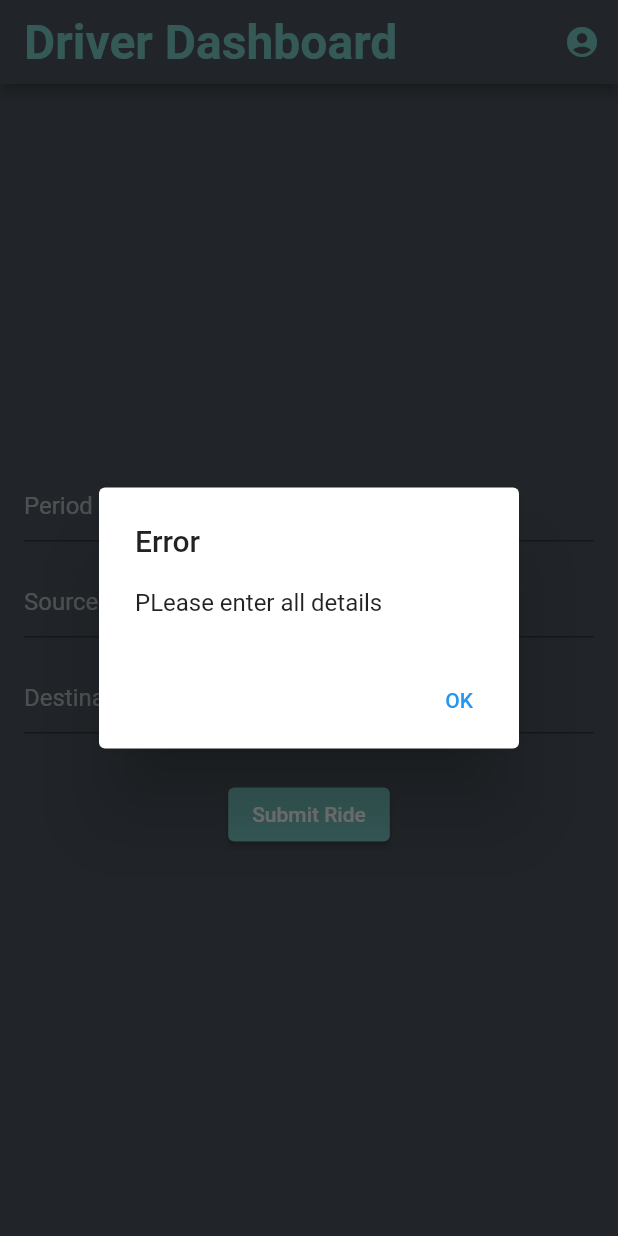
After one commit to aGayar30/Flutter_Carppool_project, a Flutter app: the DriverDashboard screen opened directly, after a tap on "Submit Ride", on a phone screen of 412 x 824 dp. The commit adds this screen. Run offline on Flutter 3.47's test engine with Material 2 defaults, Android fonts, the phone set to English and light mode, and no system bars; our stand-ins replace firebase_auth, firebase_core, firebase_database; accounts and stored records are empty.

Commit message:
writing in db

```diff
--- /dev/null
+++ b/lib/driverDashboard.dart
@@ -0,0 +1,133 @@
+import 'package:firebase_database/firebase_database.dart';
+import 'package:flutter/material.dart';
+import 'package:my_project/Profile.dart';
+
+class DriverDashboard extends StatefulWidget {
+  @override
+  _DriverDashboardState createState() => _DriverDashboardState();
+}
+
+class _DriverDashboardState extends State<DriverDashboard> {
+  final database = FirebaseDatabase.instance.reference();
+  final TextEditingController periodController = TextEditingController();
+  final TextEditingController sourceController = TextEditingController();
+  final TextEditingController destinationController = TextEditingController();
+
+  @override
+  Widget build(BuildContext context) {
+    return Scaffold(
+      backgroundColor: Color(0xFF495159),
+      appBar: AppBar(
+        title: Text(
+          'Driver Dashboard',
+          style: TextStyle(
+            fontSize: 32.0,
+            fontWeight: FontWeight.bold,
+            color: Color(0xFF73C2BE),
+          ),
+        ),
+        backgroundColor: Color(0xFF495159),
+        actions: [
+          IconButton(
+            icon: Icon(Icons.account_circle),
+            color: Color(0xFF73C2BE),
+            onPressed: () {
+              // Navigate to the user's profile page
+              Navigator.pushReplacement(
+                context,
+                MaterialPageRoute(builder: (context) => ProfilePage()),
+              );
+            },
+          ),
+        ],
+      ),
+      body: Padding(
+        padding: const EdgeInsets.all(16.0),
+        child: Column(
+          mainAxisAlignment: MainAxisAlignment.center,
+          crossAxisAlignment: CrossAxisAlignment.center,
+          children: [
+            TextField(
+              controller: periodController,
+              style: TextStyle(color: Colors.white),
+              decoration: InputDecoration(
+                hintText: 'Period of Day (e.g., Morning)',
+                hintStyle: TextStyle(color: Colors.white54),
+              ),
+            ),
+            SizedBox(height: 16.0),
+            TextField(
+              controller: sourceController,
+              style: TextStyle(color: Colors.white),
+              decoration: InputDecoration(
+                hintText: 'Source',
+                hintStyle: TextStyle(color: Colors.white54),
+              ),
+            ),
+            SizedBox(height: 16.0),
+            TextField(
+              controller: destinationController,
+              style: TextStyle(color: Colors.white),
+              decoration: InputDecoration(
+                hintText: 'Destination',
+                hintStyle: TextStyle(color: Colors.white54),
+              ),
+            ),
+            SizedBox(height: 30.0),
+            ElevatedButton(
+              onPressed: () {
+                // Submit ride details to the Firebase Realtime Database
+                submitRideDetails();
+              },
+              style: ElevatedButton.styleFrom(
+                primary: Color(0xFF73C2BE),
+              ),
+              child: Text('Submit Ride'),
+            ),
+          ],
+        ),
+      ),
+    );
+  }
+
+  void submitRideDetails() {
+    // Get the text from the text controllers
+    String period = periodController.text.trim();
+    String source = sourceController.text.trim();
+    String destination = destinationController.text.trim();
+
+    // Validate input fields (you may want to add more validation)
+    if (period.isEmpty || source.isEmpty || destination.isEmpty) {
+      showDialog(
+        context: context,
+        builder: (BuildContext context) {
+          return AlertDialog(
+            title: Text('Error'),
+            content: Text('PLease enter all details'),
+            actions: [
+              TextButton(
+                onPressed: () {
+                  Navigator.pop(context);
+                },
+                child: Text('OK'),
+              ),
+            ],
+          );
+        },
+      );
+      return;
+    }
+
+    // Save the ride details to Firebase Realtime Database
+    database.child('dummyRides/').set({
+      'period': period,
+      'source': source,
+      'destination': destination,
+    }).then((_) => print("AAAAAAAAAAAAAAAAAAAAAAAAAAAAAAAAAAAAAAAAAAAAAAAAAAAAAAAAAAAAAAAAAAAAAAAAAAAAAAAAAAAAAAAAAAAAAAA!"));
+
+    // Clear text fields after submitting
+    periodController.clear();
+    sourceController.clear();
+    destinationController.clear();
+  }
+}
```
Also changed, not shown: lib/RoleSelection.dart (added, +62 -0 lines), lib/main.dart (+4 -4 lines), pubspec.yaml (+6 -1 lines), pubspec.lock, 4 other files.
